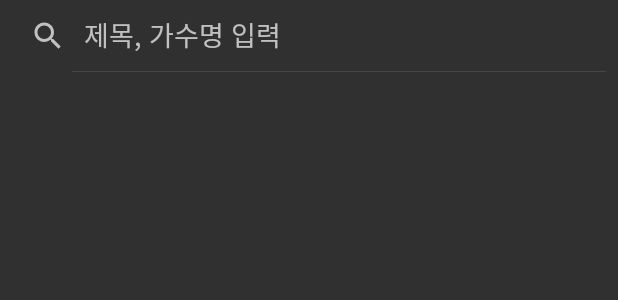
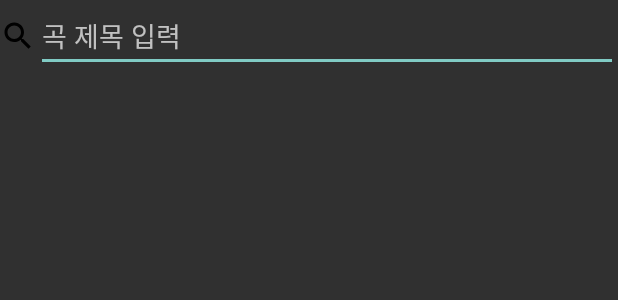
Before and after one commit to choidongkyu/mykaraoke, an Android app: the layout activity_search.xml on its own in the app's theme, with its tools: preview values and no code run, on a phone screen of 412 x 824 dp. Shown: the top 300 px of the screen. Run offline under Robolectric (Android 15) with nearby library versions, the phone set to English and light mode, and no system bars.

Commit message:
1. 파이어베이스 서버 연동하여 데이터 받아오는 기능 구현, 2.splash activity 추가, 3. 녹음 중일때 waveform 기능 구현 4. 검색기능 구현

```diff
--- a/app/build.gradle
+++ b/app/build.gradle
@@ -31,6 +31,8 @@ android {
         targetCompatibility JavaVersion.VERSION_1_8
     }
 }
+apply plugin: 'com.android.application'
+apply plugin: 'com.google.gms.google-services'
 
 dependencies {
 
@@ -47,8 +49,10 @@ dependencies {
     implementation('com.google.apis:google-api-services-youtube:v3-rev183-1.22.0') {
         exclude group: 'org.apache.httpcomponents'
     }
+    implementation platform('com.google.firebase:firebase-bom:26.5.0')
     implementation 'com.google.api-client:google-api-client-gson:1.30.5'
     implementation 'com.google.android.material:material:1.2.0-alpha06'
+    implementation 'com.google.firebase:firebase-database:19.2.1'
     testImplementation 'junit:junit:4.+'
     androidTestImplementation 'androidx.test.ext:junit:1.1.2'
     androidTestImplementation 'androidx.test.espresso:espresso-core:3.3.0'
--- a/app/src/main/java/com/example/mykaraoke/WaveFormView.java
+++ b/app/src/main/java/com/example/mykaraoke/WaveFormView.java
@@ -122,9 +122,10 @@ public class WaveFormView extends View {
                 //1픽셀에 그려질 최대값과 최소 값을 구함
                 low = (short) (data[0] * magnification);
                 high = (short) (data[data.length - 1] * magnification);
+                //data값이 0이라면 선을 그려줌
                 if (low == 0 && high == 0) {
-                    low = -1;
-                    high = 1;
+                    low = -3;
+                    high = 3;
                 }
                 lowY = height - (low + shortMaxValue) * height / dataRange;
                 highY = height - (high + shortMaxValue) * height / dataRange;
--- a/app/src/main/java/com/example/mykaraoke/thread/RecordThread.java
+++ b/app/src/main/java/com/example/mykaraoke/thread/RecordThread.java
@@ -82,16 +82,18 @@ public class RecordThread extends Thread {
             e.printStackTrace();
         }
         while (isRecording) {
-            int ret = audioRecord.read(readData, 0, bufferSize);  //  AudioRecord의 read 함수를 통해 pcm data 를 읽어옴
+            audioRecord.read(readData, 0, bufferSize);  //  AudioRecord의 read 함수를 통해 pcm data 를 읽어옴
             //데이터를 핸들러를 통해 처리
             Message msg = handler.obtainMessage(0, readData);
             handler.sendMessage(msg);
+
+            //readData를 byteArray로 변환
             ByteBuffer byteBuffer = ByteBuffer.allocate(2 * bufferSize).order(ByteOrder.LITTLE_ENDIAN);
             for (short data : readData) {
                 byteBuffer.putShort(data);
             }
             try {
-                fos.write(byteBuffer.array());    //  읽어온 readData를 byteArray로 변환한 후 파일에 write 함
+                fos.write(byteBuffer.array());    //  읽어온 readData를 파일에 write 함
             } catch (IOException e) {
                 e.printStackTrace();
             }
--- /dev/null
+++ b/app/src/main/res/drawable/splash_background.xml
@@ -0,0 +1,10 @@
+<?xml version="1.0" encoding="utf-8"?>
+<layer-list  xmlns:android="http://schemas.android.com/apk/res/android">
+    <item
+        android:drawable="@color/black"/>
+    <item>
+        <bitmap
+            android:gravity="center"
+            android:src="@drawable/splash"/>
+    </item>
+</layer-list>
--- a/app/src/main/res/layout/activity_search.xml
+++ b/app/src/main/res/layout/activity_search.xml
@@ -7,13 +7,26 @@
     android:orientation="vertical"
     tools:context=".SearchActivity">
 
-    <androidx.appcompat.widget.SearchView
+    <LinearLayout
         android:layout_width="match_parent"
         android:layout_height="wrap_content"
-        app:iconifiedByDefault="false"
-        app:queryHint="제목, 가수명 입력" />
+        android:layout_marginBottom="20dp">
+        <ImageView
+            android:layout_width="wrap_content"
+            android:layout_height="wrap_content"
+            android:layout_gravity="center"
+            android:background="@drawable/ic_search"/>
+
+        <EditText
+            android:id="@+id/search_text"
+            android:layout_width="match_parent"
+            android:layout_height="wrap_content"
+            android:hint="곡 제목 입력" />
+    </LinearLayout>
+
 
     <androidx.recyclerview.widget.RecyclerView
+        android:id="@+id/search_list"
         android:layout_width="match_parent"
         android:layout_height="match_parent"/>
 
--- a/app/src/main/res/values/themes.xml
+++ b/app/src/main/res/values/themes.xml
@@ -12,4 +12,8 @@
         <!-- Status bar color. -->
         <item name="android:statusBarColor" tools:targetApi="l">?attr/colorPrimaryVariant</item>
     </style>
+
+    <style name="SplashTheme" parent="Theme.AppCompat.NoActionBar">
+        <item name="android:windowBackground">@drawable/splash_background</item>
+    </style>
 </resources>
```
Also changed, not shown: app/src/main/AndroidManifest.xml (+5 -2 lines), app/src/main/java/com/example/mykaraoke/MainActivity.java (+3 -31 lines), app/src/main/java/com/example/mykaraoke/SearchActivity.java (+61 -1 lines), app/src/main/java/com/example/mykaraoke/SongActivity.java (+11 -0 lines), app/src/main/java/com/example/mykaraoke/SplashActivity.java (added, +54 -0 lines), app/src/main/java/com/example/mykaraoke/adapter/SearchAdapter.java (added, +86 -0 lines), app/src/main/java/com/example/mykaraoke/adapter/SongItem.java (+3 -10 lines), app/src/main/java/com/example/mykaraoke/util/Parsing.java (added, +41 -0 lines), app/src/main/java/com/example/mykaraoke/util/Snippet.java (added, +34 -0 lines), app/src/main/res/layout/activity_song.xml (+7 -0 lines), app/src/main/res/layout/search_list_item.xml (added, +54 -0 lines), app/src/main/res/drawable/splash.jpg (added), 1 other file.
